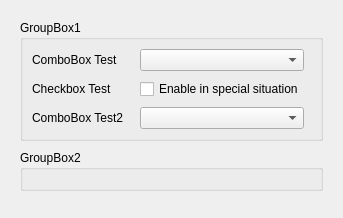
First picture: the form in src/template.ui, repository labwc/labwc-tweaks, before the edit.
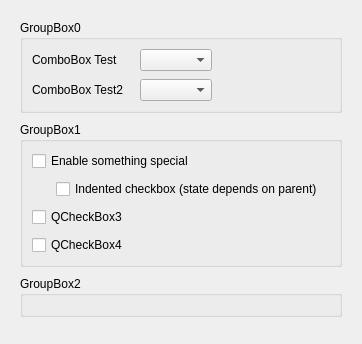
Second picture: the form after the edit.

Commit message: template.ui: add example of indented QCheckBox

The edit to the form file:
```diff
--- a/src/template.ui
+++ b/src/template.ui
@@ -19,12 +19,12 @@
        </property>
        <!-- Group Box 1 -->
        <item>
-        <widget class="QGroupBox" name="groupBox1">
+        <widget class="QGroupBox" name="groupBox0">
          <property name="title">
-          <string>GroupBox1</string>
+          <string>GroupBox0</string>
          </property>
          <!-- /*~ With QGridLayout, the right-most column is stretched to make all the others snug */ -->
-         <layout class="QGridLayout" name="groupBox1_gridLayout" columnstretch="0,0,1">
+         <layout class="QGridLayout" name="groupBox0_gridLayout" columnstretch="0,0,1">
           <!-- /*~ QGridLayout spacing of (16, 8) is used to avoid widgets looking too tight */ -->
           <property name="horizontalSpacing">
            <number>16</number>
@@ -43,8 +43,9 @@
            <widget class="QComboBox" name="comboBox"/>
           </item>
           <!--
-           /*~ The QMainDialog can be resized, so a dummy right-most column with a spacer is used
-            * to make sure widgets do not become bigger than they need to be.
+           /*~ The QMainDialog can be resized, so a dummy right-most column
+            * with a spacer is used to make sure widgets do not become bigger
+            * than they need to be.
             */
           -->
           <item row="0" column="2">
@@ -55,32 +56,83 @@
            </spacer>
           </item>
           <item row="1" column="0">
-           <widget class="QLabel" name="label_2">
-            <property name="text">
-             <string>Checkbox Test</string>
-            </property>
-           </widget>
-          </item>
-          <item row="1" column="1">
-           <widget class="QCheckBox" name="checkBox">
-            <property name="text">
-             <string>Enable in special situation</string>
-            </property>
-           </widget>
-          </item>
-          <item row="2" column="0">
            <widget class="QLabel" name="label_3">
             <property name="text">
              <string>ComboBox Test2</string>
             </property>
            </widget>
           </item>
-          <item row="2" column="1">
+          <item row="1" column="1">
            <widget class="QComboBox" name="comboBox_2"/>
           </item>
          </layout>
         </widget>
        </item>
+       <!-- Group Box 1 -->
+       <item>
+        <widget class="QGroupBox" name="groupBox1">
+         <property name="title">
+          <string>GroupBox1</string>
+         </property>
+         <layout class="QGridLayout" name="groupBox1_gridLayout" columnstretch="0,0,1">
+          <property name="horizontalSpacing">
+           <number>16</number>
+          </property>
+          <property name="verticalSpacing">
+           <number>8</number>
+          </property>
+          <item row="0" column="0" colspan="2">
+           <widget class="QCheckBox" name="checkBox">
+            <property name="text">
+             <string>Enable something special</string>
+            </property>
+           </widget>
+          </item>
+          <item row="0" column="2">
+           <spacer name="horizontalSpacer">
+            <property name="orientation">
+             <enum>Qt::Orientation::Horizontal</enum>
+            </property>
+           </spacer>
+          </item>
+          <item row="1" column="0">
+           <!-- /*~ Indent checkbox by 8px if state depends on parent */ -->
+           <spacer name="horizontalSpacer_for_child_checkBox">
+            <property name="orientation">
+             <enum>Qt::Orientation::Horizontal</enum>
+            </property>
+            <property name="sizeHint" stdset="0">
+             <size>
+              <width>8</width>
+              <height>1</height>
+             </size>
+            </property>
+           </spacer>
+          </item>
+          <item row="1" column="1">
+           <widget class="QCheckBox" name="checkBox_2">
+            <property name="text">
+             <string>Indented checkbox (state depends on parent)</string>
+            </property>
+           </widget>
+          </item>
+          <item row="2" column="0" colspan="2">
+           <widget class="QCheckBox" name="checkBox_3">
+            <property name="text">
+             <string>QCheckBox3</string>
+            </property>
+           </widget>
+          </item>
+          <item row="3" column="0" colspan="2">
+           <widget class="QCheckBox" name="checkBox_4">
+            <property name="text">
+             <string>QCheckBox4</string>
+            </property>
+           </widget>
+          </item>
+         </layout>
+        </widget>
+       </item>
        <!-- Group Box 2 -->
        <item>
         <widget class="QGroupBox" name="groupBox2">
```
Left out of the diff: 2 changed lines with no effect on the pictures. The commit also changes 1 other file.
